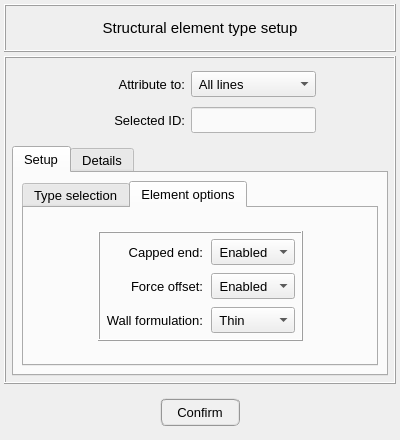
Old version of the form pulse/interface/ui_files/model/setup/structural/structural_element_type_input.ui in the repository open-pulse/OpenPulse.
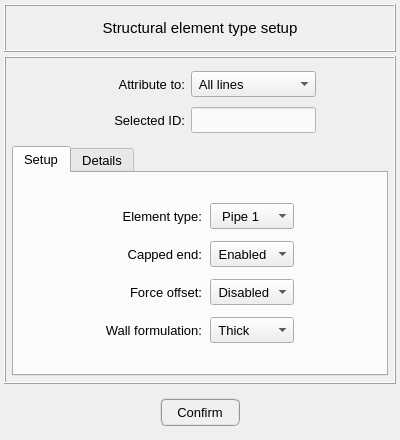
New version of the form. The open tabs and pages were chosen to show the change.

Commit message: Structural element type review

```diff
--- a/pulse/interface/ui_files/model/setup/structural/structural_element_type_input.ui
+++ b/pulse/interface/ui_files/model/setup/structural/structural_element_type_input.ui
@@ -337,47 +337,217 @@
            <number>8</number>
           </property>
           <item row="0" column="0">
-           <widget class="QTabWidget" name="tabWidget_selection_options">
-            <property name="minimumSize">
+           <spacer name="horizontalSpacer">
+            <property name="orientation">
+             <enum>Qt::Horizontal</enum>
+            </property>
+            <property name="sizeHint" stdset="0">
              <size>
-              <width>0</width>
-              <height>0</height>
+              <width>40</width>
+              <height>20</height>
              </size>
             </property>
+           </spacer>
+          </item>
+          <item row="0" column="1">
+           <widget class="QFrame" name="frame_element_options">
             <property name="maximumSize">
              <size>
-              <width>400</width>
-              <height>400</height>
+              <width>16777215</width>
+              <height>160</height>
              </size>
             </property>
-            <property name="currentIndex">
-             <number>0</number>
+            <property name="frameShape">
+             <enum>QFrame::NoFrame</enum>
             </property>
-            <widget class="QWidget" name="tab_type_selection">
-             <attribute name="title">
-              <string>Type selection</string>
-             </attribute>
-             <layout class="QGridLayout" name="gridLayout_11">
+            <property name="frameShadow">
+             <enum>QFrame::Raised</enum>
+            </property>
+            <layout class="QGridLayout" name="gridLayout_7">
               <property name="leftMargin">
-               <number>4</number>
+              <number>6</number>
               </property>
               <property name="topMargin">
-               <number>4</number>
+              <number>6</number>
               </property>
               <property name="rightMargin">
-               <number>4</number>
+              <number>6</number>
               </property>
               <property name="bottomMargin">
-               <number>4</number>
-              </property>
-              <property name="horizontalSpacing">
+              <number>6</number>
+             </property>
+             <property name="spacing">
                <number>8</number>
               </property>
+             <item row="0" column="1">
+              <widget class="QLabel" name="label_element_type">
+               <property name="minimumSize">
+                <size>
+                 <width>80</width>
+                 <height>26</height>
+                </size>
+               </property>
+               <property name="maximumSize">
+                <size>
+                 <width>120</width>
+                 <height>26</height>
+                </size>
+               </property>
+               <property name="font">
+                <font>
+                 <pointsize>10</pointsize>
+                </font>
+               </property>
+               <property name="text">
+                <string>Element type:</string>
+               </property>
+               <property name="alignment">
+                <set>Qt::AlignRight|Qt::AlignTrailing|Qt::AlignVCenter</set>
+               </property>
+              </widget>
+             </item>
+             <item row="3" column="1">
+              <widget class="QLabel" name="label_wall_formulation">
+               <property name="minimumSize">
+                <size>
+                 <width>80</width>
+                 <height>26</height>
+                </size>
+               </property>
+               <property name="maximumSize">
+                <size>
+                 <width>120</width>
+                 <height>26</height>
+                </size>
+               </property>
+               <property name="font">
+                <font>
+                 <pointsize>10</pointsize>
+                </font>
+               </property>
+               <property name="frameShape">
+                <enum>QFrame::NoFrame</enum>
+               </property>
+               <property name="frameShadow">
+                <enum>QFrame::Sunken</enum>
+               </property>
+               <property name="midLineWidth">
+                <number>0</number>
+               </property>
+               <property name="text">
+                <string>Wall formulation:</string>
+               </property>
+               <property name="alignment">
+                <set>Qt::AlignRight|Qt::AlignTrailing|Qt::AlignVCenter</set>
+               </property>
+              </widget>
+             </item>
+             <item row="3" column="2">
+              <widget class="QComboBox" name="comboBox_wall_formulation">
+               <property name="minimumSize">
+                <size>
+                 <width>80</width>
+                 <height>26</height>
+                </size>
+               </property>
+               <property name="maximumSize">
+                <size>
+                 <width>90</width>
+                 <height>26</height>
+                </size>
+               </property>
+               <property name="font">
+                <font>
+                 <pointsize>10</pointsize>
+                </font>
+               </property>
+               <property name="currentIndex">
+                <number>1</number>
+               </property>
+               <item>
+                <property name="text">
+                 <string> Thin</string>
+                </property>
+               </item>
+               <item>
+                <property name="text">
+                 <string> Thick</string>
+                </property>
+               </item>
+              </widget>
+             </item>
+             <item row="2" column="1">
+              <widget class="QLabel" name="label_force_offset">
+               <property name="minimumSize">
+                <size>
+                 <width>80</width>
+                 <height>26</height>
+                </size>
+               </property>
+               <property name="maximumSize">
+                <size>
+                 <width>120</width>
+                 <height>26</height>
+                </size>
+               </property>
+               <property name="font">
+                <font>
+                 <pointsize>10</pointsize>
+                </font>
+               </property>
+               <property name="frameShape">
+                <enum>QFrame::NoFrame</enum>
+               </property>
+               <property name="frameShadow">
+                <enum>QFrame::Sunken</enum>
+               </property>
+               <property name="midLineWidth">
+                <number>0</number>
+               </property>
+               <property name="text">
+                <string>Force offset:</string>
+               </property>
+               <property name="alignment">
+                <set>Qt::AlignRight|Qt::AlignTrailing|Qt::AlignVCenter</set>
+               </property>
+              </widget>
+             </item>
+             <item row="1" column="2">
+              <widget class="QComboBox" name="comboBox_capped_end">
+               <property name="minimumSize">
+                <size>
+                 <width>80</width>
+                 <height>26</height>
+                </size>
+               </property>
+               <property name="maximumSize">
+                <size>
+                 <width>90</width>
+                 <height>26</height>
+                </size>
+               </property>
+               <property name="font">
+                <font>
+                 <pointsize>10</pointsize>
+                </font>
+               </property>
+               <item>
+                <property name="text">
+                 <string> Enabled</string>
+                </property>
+               </item>
+               <item>
+                <property name="text">
+                 <string> Disabled</string>
+                </property>
+               </item>
+              </widget>
+             </item>
               <item row="0" column="2">
                <widget class="QComboBox" name="comboBox_element_type">
                 <property name="minimumSize">
                  <size>
-                  <width>90</width>
+                 <width>80</width>
                   <height>26</height>
                  </size>
                 </property>
@@ -405,7 +575,7 @@
                  <string notr="true"/>
                 </property>
                 <property name="currentText">
-                 <string>  Pipe_1</string>
+                <string>  Pipe 1</string>
                 </property>
                 <property name="currentIndex">
                  <number>0</number>
@@ -424,7 +594,7 @@
                 </property>
                 <item>
                  <property name="text">
-                  <string>  Pipe_1</string>
+                 <string>  Pipe 1</string>
                  </property>
                 </item>
                 <item>
@@ -434,248 +604,17 @@
                 </item>
                </widget>
               </item>
-              <item row="0" column="1">
-               <widget class="QLabel" name="label_element_type">
-                <property name="minimumSize">
-                 <size>
-                  <width>90</width>
-                  <height>26</height>
-                 </size>
-                </property>
-                <property name="maximumSize">
-                 <size>
-                  <width>90</width>
-                  <height>26</height>
-                 </size>
-                </property>
-                <property name="font">
-                 <font>
-                  <pointsize>10</pointsize>
-                 </font>
-                </property>
-                <property name="text">
-                 <string>Element type:</string>
-                </property>
-                <property name="alignment">
-                 <set>Qt::AlignRight|Qt::AlignTrailing|Qt::AlignVCenter</set>
-                </property>
-               </widget>
-              </item>
-              <item row="0" column="0">
-               <spacer name="horizontalSpacer_7">
-                <property name="orientation">
-                 <enum>Qt::Horizontal</enum>
-                </property>
-                <property name="sizeHint" stdset="0">
-                 <size>
-                  <width>40</width>
-                  <height>20</height>
-                 </size>
-                </property>
-               </spacer>
-              </item>
-              <item row="0" column="3">
-               <spacer name="horizontalSpacer_8">
-                <property name="orientation">
-                 <enum>Qt::Horizontal</enum>
-                </property>
-                <property name="sizeHint" stdset="0">
-                 <size>
-                  <width>40</width>
-                  <height>20</height>
-                 </size>
-                </property>
-               </spacer>
-              </item>
-             </layout>
-            </widget>
-            <widget class="QWidget" name="tab_element_options">
-             <attribute name="title">
-              <string>Element options</string>
-             </attribute>
-             <layout class="QGridLayout" name="gridLayout_9">
-              <item row="1" column="2">
-               <spacer name="horizontalSpacer_5">
-                <property name="orientation">
-                 <enum>Qt::Horizontal</enum>
-                </property>
-                <property name="sizeHint" stdset="0">
-                 <size>
-                  <width>40</width>
-                  <height>20</height>
-                 </size>
-                </property>
-               </spacer>
-              </item>
-              <item row="1" column="1">
-               <widget class="QFrame" name="frame_element_options">
-                <property name="frameShape">
-                 <enum>QFrame::Box</enum>
-                </property>
-                <property name="frameShadow">
-                 <enum>QFrame::Raised</enum>
-                </property>
-                <layout class="QGridLayout" name="gridLayout_7">
-                 <property name="leftMargin">
-                  <number>6</number>
-                 </property>
-                 <property name="topMargin">
-                  <number>6</number>
-                 </property>
-                 <property name="rightMargin">
-                  <number>6</number>
-                 </property>
-                 <property name="bottomMargin">
-                  <number>6</number>
-                 </property>
-                 <property name="spacing">
-                  <number>8</number>
-                 </property>
-                 <item row="2" column="1">
-                  <widget class="QComboBox" name="comboBox_wall_formulation">
-                   <property name="minimumSize">
-                    <size>
-                     <width>0</width>
-                     <height>26</height>
-                    </size>
-                   </property>
-                   <property name="maximumSize">
-                    <size>
-                     <width>100</width>
-                     <height>26</height>
-                    </size>
-                   </property>
-                   <property name="font">
-                    <font>
-                     <pointsize>10</pointsize>
-                    </font>
-                   </property>
-                   <item>
-                    <property name="text">
-                     <string> Thin</string>
-                    </property>
-                   </item>
-                   <item>
-                    <property name="text">
-                     <string> Thick</string>
-                    </property>
-                   </item>
-                  </widget>
-                 </item>
-                 <item row="2" column="0">
-                  <widget class="QLabel" name="label_9">
-                   <property name="minimumSize">
-                    <size>
-                     <width>80</width>
-                     <height>26</height>
-                    </size>
-                   </property>
-                   <property name="maximumSize">
-                    <size>
-                     <width>120</width>
-                     <height>26</height>
-                    </size>
-                   </property>
-                   <property name="font">
-                    <font>
-                     <pointsize>10</pointsize>
-                    </font>
-                   </property>
-                   <property name="frameShape">
-                    <enum>QFrame::NoFrame</enum>
-                   </property>
-                   <property name="frameShadow">
-                    <enum>QFrame::Sunken</enum>
-                   </property>
-                   <property name="midLineWidth">
-                    <number>0</number>
-                   </property>
-                   <property name="text">
-                    <string>Wall formulation:</string>
-                   </property>
-                   <property name="alignment">
-                    <set>Qt::AlignRight|Qt::AlignTrailing|Qt::AlignVCenter</set>
-                   </property>
-                  </widget>
-                 </item>
-                 <item row="0" column="1">
-                  <widget class="QComboBox" name="comboBox_capped_end">
-                   <property name="minimumSize">
-                    <size>
-                     <width>0</width>
-                     <height>26</height>
-                    </size>
-                   </property>
-                   <property name="maximumSize">
-                    <size>
-                     <width>100</width>
-                     <height>26</height>
-                    </size>
-                   </property>
-                   <property name="font">
-                    <font>
-                     <pointsize>10</pointsize>
-                    </font>
-                   </property>
-                   <item>
-                    <property name="text">
-                     <string> Enabled</string>
-                    </property>
-                   </item>
-                   <item>
-                    <property name="text">
-                     <string> Disabled</string>
-                    </property>
-                   </item>
-                  </widget>
-                 </item>
-                 <item row="1" column="0">
-                  <widget class="QLabel" name="label_7">
-                   <property name="minimumSize">
-                    <size>
-                     <width>80</width>
-                     <height>26</height>
-                    </size>
-                   </property>
-                   <property name="maximumSize">
-                    <size>
-                     <width>120</width>
-                     <height>26</height>
-                    </size>
-                   </property>
-                   <property name="font">
-                    <font>
-                     <pointsize>10</pointsize>
-                    </font>
-                   </property>
-                   <property name="frameShape">
-                    <enum>QFrame::NoFrame</enum>
-                   </property>
-                   <property name="frameShadow">
-                    <enum>QFrame::Sunken</enum>
-                   </property>
-                   <property name="midLineWidth">
-                    <number>0</number>
-                   </property>
-                   <property name="text">
-                    <string>Force offset:</string>
-                   </property>
-                   <property name="alignment">
-                    <set>Qt::AlignRight|Qt::AlignTrailing|Qt::AlignVCenter</set>
-                   </property>
-                  </widget>
-                 </item>
-                 <item row="1" column="1">
+             <item row="2" column="2">
                   <widget class="QComboBox" name="comboBox_force_offset">
                    <property name="minimumSize">
                     <size>
-                     <width>0</width>
+                 <width>80</width>
                      <height>26</height>
                     </size>
                    </property>
                    <property name="maximumSize">
                     <size>
-                     <width>100</width>
+                 <width>90</width>
                      <height>26</height>
                     </size>
                    </property>
@@ -684,6 +623,9 @@
                      <pointsize>10</pointsize>
                     </font>
                    </property>
+               <property name="currentIndex">
+                <number>1</number>
+               </property>
                    <item>
                     <property name="text">
                      <string> Enabled</string>
@@ -696,8 +638,8 @@
                    </item>
                   </widget>
                  </item>
-                 <item row="0" column="0">
-                  <widget class="QLabel" name="label_8">
+             <item row="1" column="1">
+              <widget class="QLabel" name="label_capped_end">
                    <property name="minimumSize">
                     <size>
                      <width>80</width>
@@ -732,10 +674,20 @@
                    </property>
                   </widget>
                  </item>
-                </layout>
-               </widget>
-              </item>
-              <item row="1" column="0">
+             <item row="0" column="0">
+              <spacer name="horizontalSpacer_5">
+               <property name="orientation">
+                <enum>Qt::Horizontal</enum>
+               </property>
+               <property name="sizeHint" stdset="0">
+                <size>
+                 <width>40</width>
+                 <height>20</height>
+                </size>
+               </property>
+              </spacer>
+             </item>
+             <item row="0" column="3">
                <spacer name="horizontalSpacer_6">
                 <property name="orientation">
                  <enum>Qt::Horizontal</enum>
@@ -748,35 +700,21 @@
                 </property>
                </spacer>
               </item>
-              <item row="2" column="1">
-               <spacer name="verticalSpacer">
-                <property name="orientation">
-                 <enum>Qt::Vertical</enum>
-                </property>
-                <property name="sizeHint" stdset="0">
-                 <size>
-                  <width>20</width>
-                  <height>40</height>
-                 </size>
-                </property>
-               </spacer>
-              </item>
-              <item row="0" column="1">
-               <spacer name="verticalSpacer_2">
-                <property name="orientation">
-                 <enum>Qt::Vertical</enum>
-                </property>
-                <property name="sizeHint" stdset="0">
-                 <size>
-                  <width>20</width>
-                  <height>40</height>
-                 </size>
-                </property>
-               </spacer>
-              </item>
-             </layout>
-            </widget>
-           </widget>
+            </layout>
+           </widget>
+          </item>
+          <item row="0" column="2">
+           <spacer name="horizontalSpacer_4">
+            <property name="orientation">
+             <enum>Qt::Horizontal</enum>
+            </property>
+            <property name="sizeHint" stdset="0">
+             <size>
+              <width>40</width>
+              <height>20</height>
+             </size>
+            </property>
+           </spacer>
           </item>
          </layout>
         </widget>
```
Left out of the diff: 46 changed lines with no effect on the pictures. Lines whose indentation alone changed are shown as unchanged. The commit also changes 10 other files.
